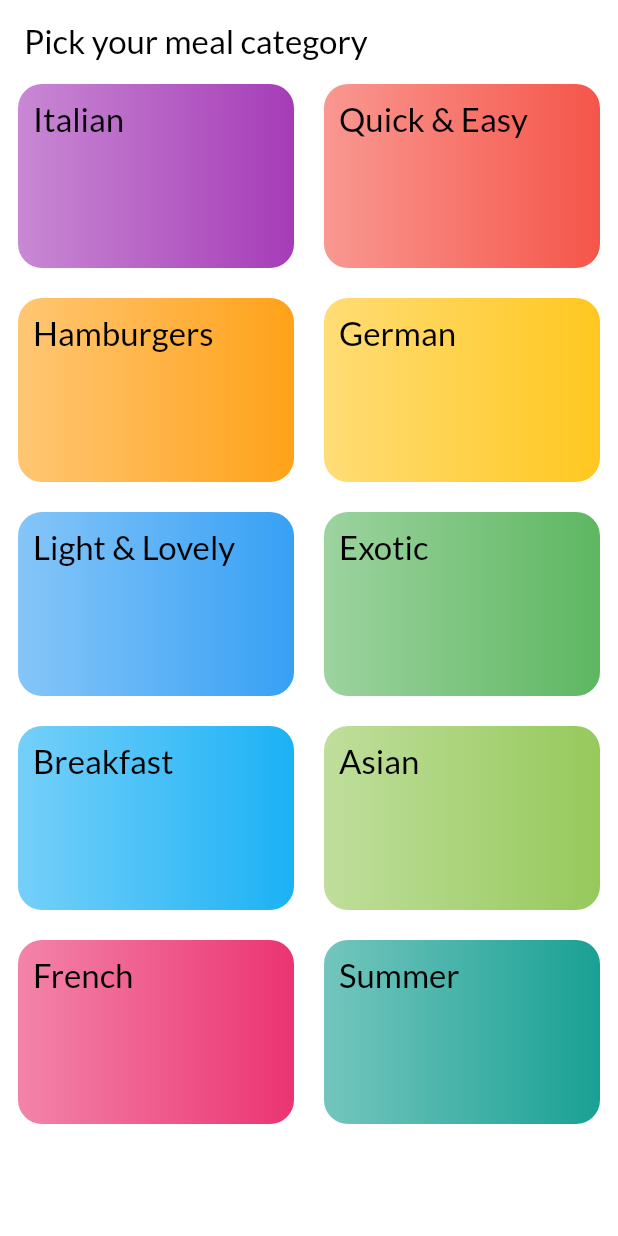
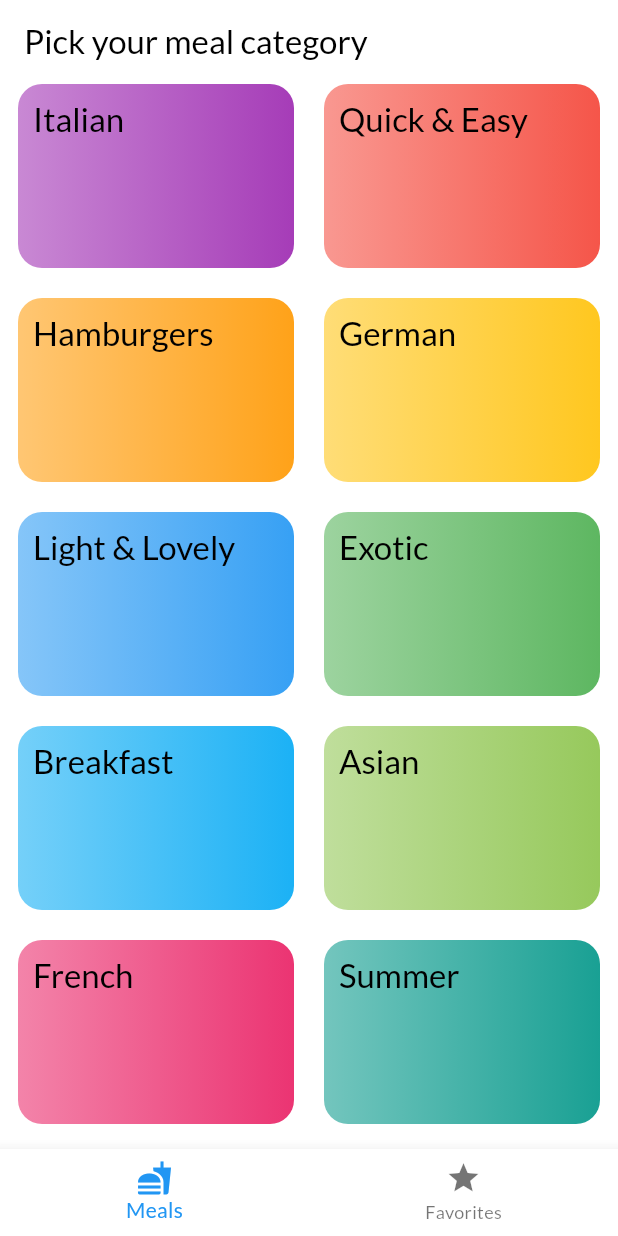
Before and after one commit to py10a/meals_app, a Flutter app: the screen it shows after launch, on a phone screen of 412 x 824 dp. Run offline on Flutter 3.47's test engine with Material 3 defaults, Android fonts, the phone set to English and light mode, and no system bars; our stand-ins replace google_fonts, transparent_image.

Commit message:
feature/tabs: Implement tabs on bottom navigation bar.

```diff
--- a/lib/main.dart
+++ b/lib/main.dart
@@ -1,5 +1,5 @@
 import 'package:flutter/material.dart';
-import 'package:meals_app/screens/categories_screen.dart';
+import 'package:meals_app/screens/tabs_screen.dart';
 import 'package:meals_app/themes/app_theme.dart';
 
 // Entry-point method of the app.
@@ -20,7 +20,7 @@ class MealsApp extends StatelessWidget {
       theme: AppTheme.lightTheme,
       darkTheme: AppTheme.darkTheme,
       debugShowCheckedModeBanner: false,
-      home: const CategoriesScreen(),
+      home: const TabsScreen(),
     );
   }
 }
--- /dev/null
+++ b/lib/screens/tabs_screen.dart
@@ -0,0 +1,39 @@
+import 'package:flutter/material.dart';
+import 'package:meals_app/screens/categories_screen.dart';
+import 'package:meals_app/screens/meals_screen.dart';
+
+class TabsScreen extends StatefulWidget {
+  const TabsScreen({super.key});
+
+  @override
+  State<TabsScreen> createState() => _TabsScreenState();
+}
+
+class _TabsScreenState extends State<TabsScreen> {
+  int currentScreenIndex = 0; // Categories screen.
+
+  void _onTapBottomNavigationBarItem(int index) {
+    setState(() {
+      currentScreenIndex = index;
+    });
+  }
+
+  @override
+  Widget build(BuildContext context) {
+    Widget currentScreen = currentScreenIndex == 0
+        ? const CategoriesScreen()
+        : const MealsScreen(meals: []);
+
+    return Scaffold(
+      body: currentScreen,
+      bottomNavigationBar: BottomNavigationBar(
+        onTap: _onTapBottomNavigationBarItem,
+        currentIndex: currentScreenIndex,
+        items: const [
+          BottomNavigationBarItem(icon: Icon(Icons.fastfood), label: 'Meals'),
+          BottomNavigationBarItem(icon: Icon(Icons.star), label: 'Favorites'),
+        ],
+      ),
+    );
+  }
+}
```
Also changed, not shown: lib/screens/meal_details_screen.dart (added, +52 -0 lines), lib/screens/meals_screen.dart (+7 -3 lines), lib/widgets/meal_item.dart (+6 -1 lines), 3 other files.
